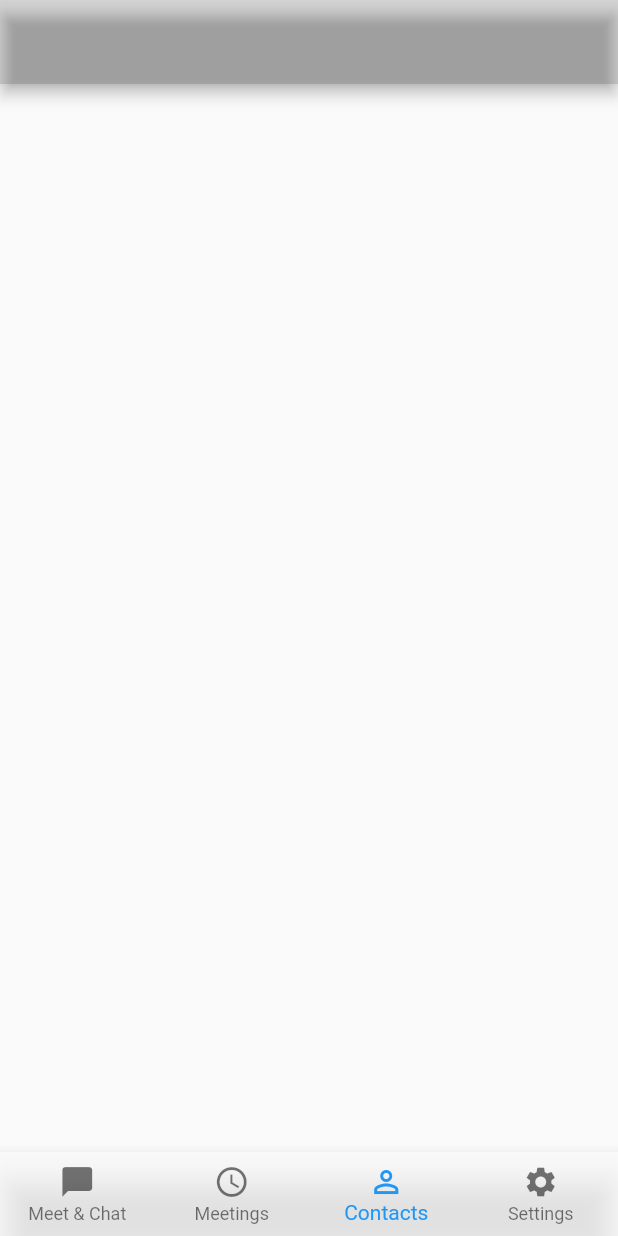
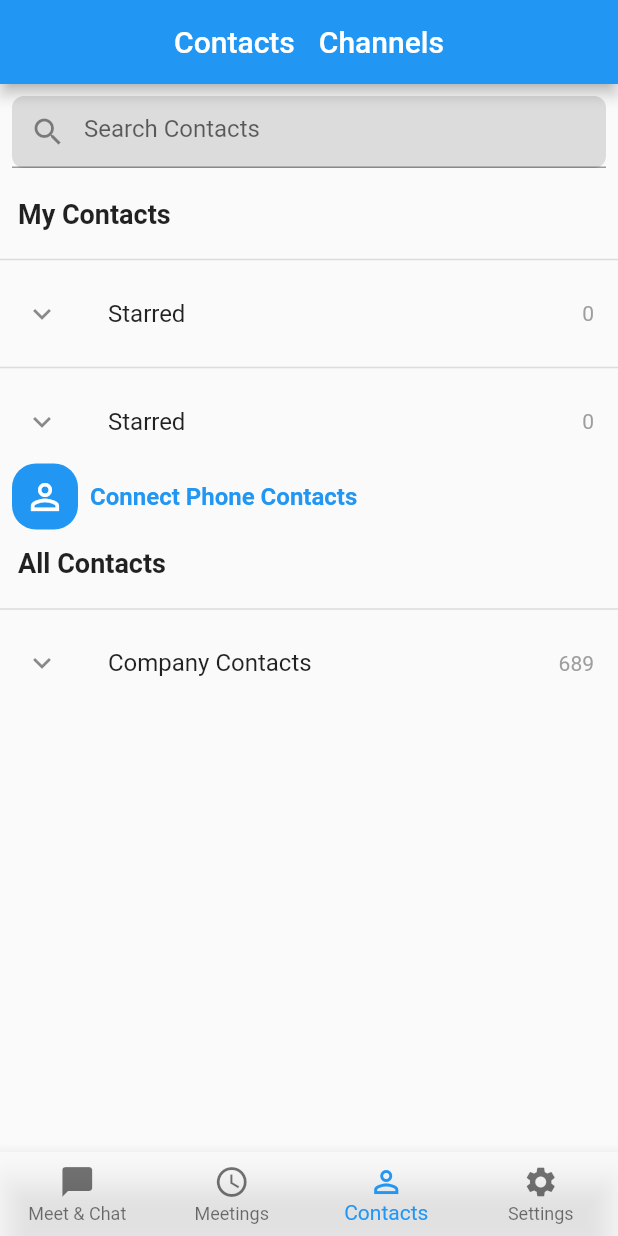
Before and after one commit to kwe-k-u/Cloning-Zoom, a Flutter app: the screen it shows after launch, item 3 of the bottom bar chosen, on a phone screen of 412 x 824 dp. Run offline on Flutter 3.47's test engine with Material 2 defaults, Android fonts, the phone set to English and light mode, and no system bars.

Commit message:
Most screens complete. ContactHandler needs refining

```diff
--- a/lib/UI/contactsHandler.dart
+++ b/lib/UI/contactsHandler.dart
@@ -12,20 +12,186 @@ class _ContactsHandler extends State<ContactsHandler> {
       debugShowCheckedModeBanner: false,
       home: Scaffold(
         appBar: AppBar(
-          backgroundColor: Colors.black12,
           title: Row(
+            mainAxisAlignment: MainAxisAlignment.center,
             children: <Widget>[
-
+              Padding(
+                padding: const EdgeInsets.all(8.0),
+                child: Tab(text: "Contacts",),
+              ),
+              Padding(
+                padding: const EdgeInsets.all(8.0),
+                child: Tab(text: "Channels",),
+              ),
             ],
           ),
         ),
+        body: contacts(),
+      )
+    );
+  }
 
-        body: Column(
+  Widget channels(){
+    return Column(
+      mainAxisAlignment: MainAxisAlignment.center,
+      children: <Widget>[
+
+
+        Padding(
+          padding: const EdgeInsets.all(8.0),
+          child: Container(
+            decoration: BoxDecoration(
+                borderRadius: BorderRadius.circular(8.0),
+                color: Colors.black12
+            ),
+
+            child: TextField(
+              decoration: InputDecoration(
+                hintText: "Search Channels",
+                prefixIcon: Icon(Icons.search),
+
+              ),
+            ),
+          ),
+        ),
+        Spacer(),
+        Center(
+          child: Icon(Icons.perm_identity,
+            size: MediaQuery.of(context).size.width * 0.5,
+            color: Colors.grey,
+          ),
+        ),
+        Container(
+          padding: EdgeInsets.all(12.0),
+          child: Text(
+            "There are no channels created yet", style: TextStyle(
+              fontWeight: FontWeight.bold,
+              fontSize: 16.0
+          ),
+          ),
+        ),
+        Spacer()
+
+
+
+      ],
+    );
+  }
+
+  Widget contacts(){
+    return Column(
+      children: <Widget>[
+        Padding(
+          padding: const EdgeInsets.all(8.0),
+          child: Container(
+            decoration: BoxDecoration(
+                borderRadius: BorderRadius.circular(8.0),
+                color: Colors.black12
+            ),
+
+            child: TextField(
+              decoration: InputDecoration(
+                hintText: "Search Contacts",
+                prefixIcon: Icon(Icons.search),
+
+              ),
+            ),
+          ),
+        ),
+        Container(
+          padding: EdgeInsets.all(12.0),
+          child: Row(
+            children: <Widget> [
+              Text("My Contacts",
+                textAlign: TextAlign.left,
+                style: TextStyle(
+                    fontWeight: FontWeight.bold,
+                  fontSize: 18.0
+                ),
+              ),
+            ]
+          ),
+        ),
+        Divider(thickness: 1.0,),
+        ListTile(
+          leading: Icon(Icons.keyboard_arrow_down),
+          trailing: Text("0", style: TextStyle(
+              color: Colors.grey
+          ),),
+          title: Text("Starred"),
+        ),
+
+        Divider(thickness: 1.0,),
+        ListTile(
+          leading: Icon(Icons.keyboard_arrow_down),
+          trailing: Text("0", style: TextStyle(
+              color: Colors.grey
+          ),),
+          title: Text("Starred"),
+        ),
+        Row(
           children: <Widget>[
-
+            Padding(
+              padding: const EdgeInsets.only(left: 8.0, right: 8.0),
+              child: Container(
+                padding: EdgeInsets.all(8.0),
+                decoration: BoxDecoration(
+                  color: Colors.blue,
+                  borderRadius: BorderRadius.circular(16.0)
+                ),
+                child: Icon(Icons.perm_identity, color: Colors.white, size: 28.0,),
+              ),
+            ),
+            Text("Connect Phone Contacts", style: TextStyle(
+              color: Colors.blue,
+              fontWeight: FontWeight.bold,
+              fontSize: 16.0
+            ),)
           ],
         ),
-      ),
+
+        Container(
+          padding: EdgeInsets.all(12.0),
+          child: Row(
+              children: <Widget> [
+                Text("All Contacts",
+                  textAlign: TextAlign.left,
+                  style: TextStyle(
+                      fontWeight: FontWeight.bold,
+                      fontSize: 18.0
+                  ),
+                ),
+              ]
+          ),
+        ),
+        Divider(thickness: 1.0,),
+        ListTile(
+          leading: Icon(Icons.keyboard_arrow_down),
+          trailing: Text("689", style: TextStyle(
+              color: Colors.grey
+          ),),
+          title: Text("Company Contacts"),
+        ),
+
+      ],
     );
   }
 }
+
+
+//DefaultTabController(
+//length: 2,
+//initialIndex: 0,
+//child: Scaffold(
+//appBar: TabBar(tabs: [
+//Tab(
+//text: "Contact",
+//),
+//Tab(
+//text: "Channel",)
+//]),
+//body: TabController(
+//
+//),
+//),
+//)
--- a/lib/UI/homepage.dart
+++ b/lib/UI/homepage.dart
@@ -1,6 +1,7 @@
 import 'package:flutter/material.dart';
 import 'package:zoom_0720/UI/joinMeeting.dart';
 import 'package:zoom_0720/UI/scheduleMeeting.dart';
+import 'package:zoom_0720/UI/shareScreen.dart';
 import 'package:zoom_0720/UI/startMeeting.dart';
 
 class Homepage extends StatefulWidget {
@@ -37,9 +38,10 @@ class _HomepageState extends State<Homepage> {
               padding: const EdgeInsets.all(8.0),
               child: Container(
                 decoration: BoxDecoration(
-                  borderRadius: BorderRadius.circular(12.0),
+                  borderRadius: BorderRadius.circular(8.0),
                   color: Colors.black12
                 ),
+
                 child: TextField(
                   decoration: InputDecoration(
                     hintText: "Search",
@@ -138,7 +140,7 @@ class _HomepageState extends State<Homepage> {
                               color: Colors.white,),
                             onPressed: (){
                               Navigator.push(context, MaterialPageRoute(
-                                  builder: (context) => null
+                                  builder: (context) => ShareScreenPage()
                               ));
                             },
                           ),
--- /dev/null
+++ b/lib/UI/shareScreen.dart
@@ -0,0 +1,22 @@
+import 'package:flutter/material.dart';
+
+class ShareScreenPage extends StatefulWidget {
+  @override
+  _ShareScreenPageState createState() => _ShareScreenPageState();
+}
+
+class _ShareScreenPageState extends State<ShareScreenPage> {
+  @override
+  Widget build(BuildContext context) {
+    return MaterialApp(
+      home: Scaffold(
+        appBar: AppBar(
+          centerTitle: true,
+        ),
+        body: Column(
+
+        ),
+      ),
+    );
+  }
+}
```
